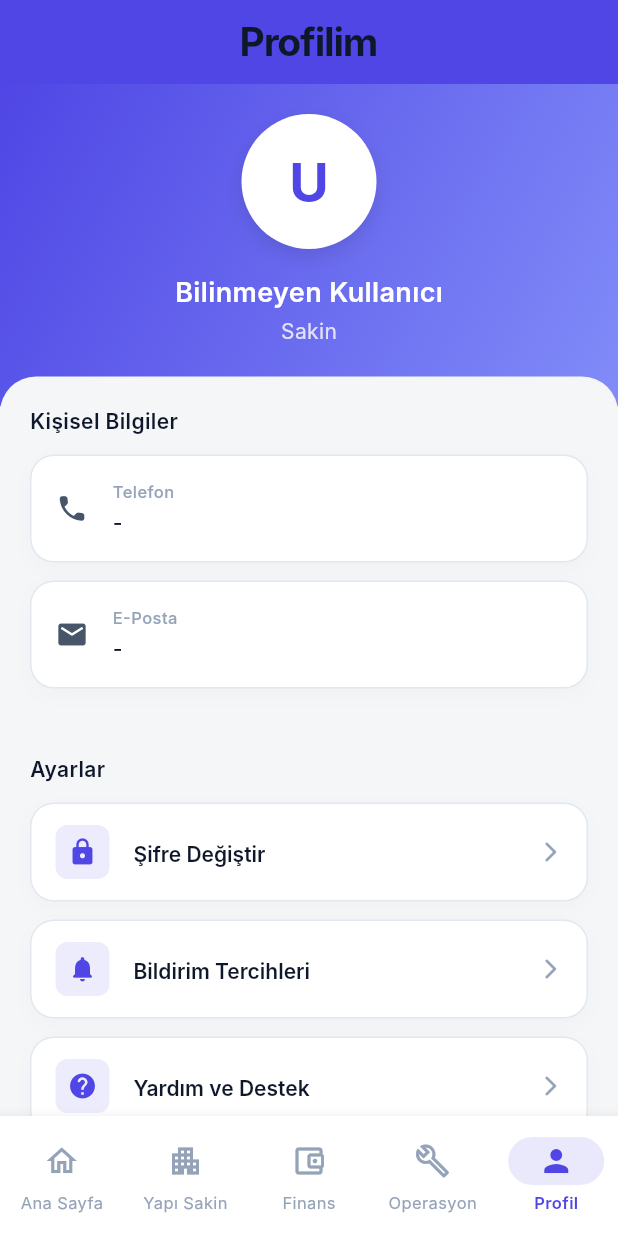
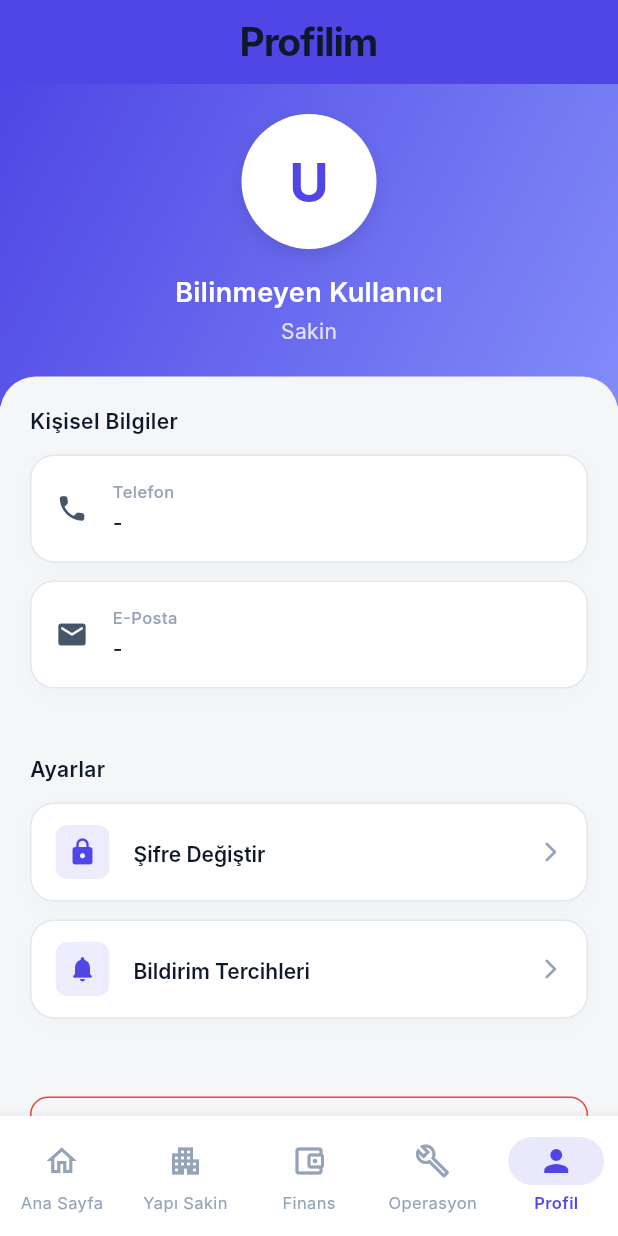
Before and after one commit to aliosmanny/apartman-yonetim-sistemi-mobil, a Flutter app: the ProfilePage screen opened by its route, on a phone screen of 412 x 824 dp. Run offline on Flutter 3.47's test engine with Material 3 defaults, Android fonts, the phone set to English and light mode, and no system bars; our stand-ins replace dio, equatable, file_picker, flutter_bloc, flutter_secure_storage, get_it and 4 more; accounts and stored records are empty; Roboto replaces fonts that are missing (Inter).

Commit message:
Fix: Add missing notification route and remove help section

```diff
--- a/lib/app/router/app_router.dart
+++ b/lib/app/router/app_router.dart
@@ -51,6 +51,7 @@ import '../../features/maintenance/presentation/pages/create_maintenance_page.da
 import '../../features/maintenance/presentation/pages/manager_create_maintenance_page.dart';
 import '../../features/profile/presentation/pages/profile_page.dart';
 import '../../features/profile/presentation/pages/change_password_page.dart';
+import '../../features/profile/presentation/pages/notification_settings_page.dart';
 import '../../features/announcements/presentation/pages/announcement_list_page.dart';
 import '../../features/dashboard/presentation/pages/manager_announcement_page.dart';
 import '../../features/announcements/presentation/controllers/announcement_cubit.dart';
@@ -551,6 +552,11 @@ class AppRouter {
                       name: 'residentChangePassword',
                       builder: (_, __) => const ChangePasswordPage(),
                     ),
+                    GoRoute(
+                      path: 'notifications',
+                      name: 'residentNotifications',
+                      builder: (_, __) => const NotificationSettingsPage(),
+                    ),
                   ],
                 ),
               ],
--- a/lib/features/profile/presentation/pages/profile_page.dart
+++ b/lib/features/profile/presentation/pages/profile_page.dart
@@ -112,16 +112,7 @@ class ProfilePage extends StatelessWidget {
                           title: 'Bildirim Tercihleri',
                           onTap: () => context.push('/resident/profile/notifications'),
                         ),
-                        _buildActionTile(
-                          context,
-                          icon: Icons.help_rounded,
-                          title: 'Yardım ve Destek',
-                          onTap: () {
-                            ScaffoldMessenger.of(context).showSnackBar(
-                              const SnackBar(content: Text('Destek sayfası yapım aşamasında.')),
-                            );
-                          },
-                        ),
+
 
                         const SizedBox(height: 40),
 
```
